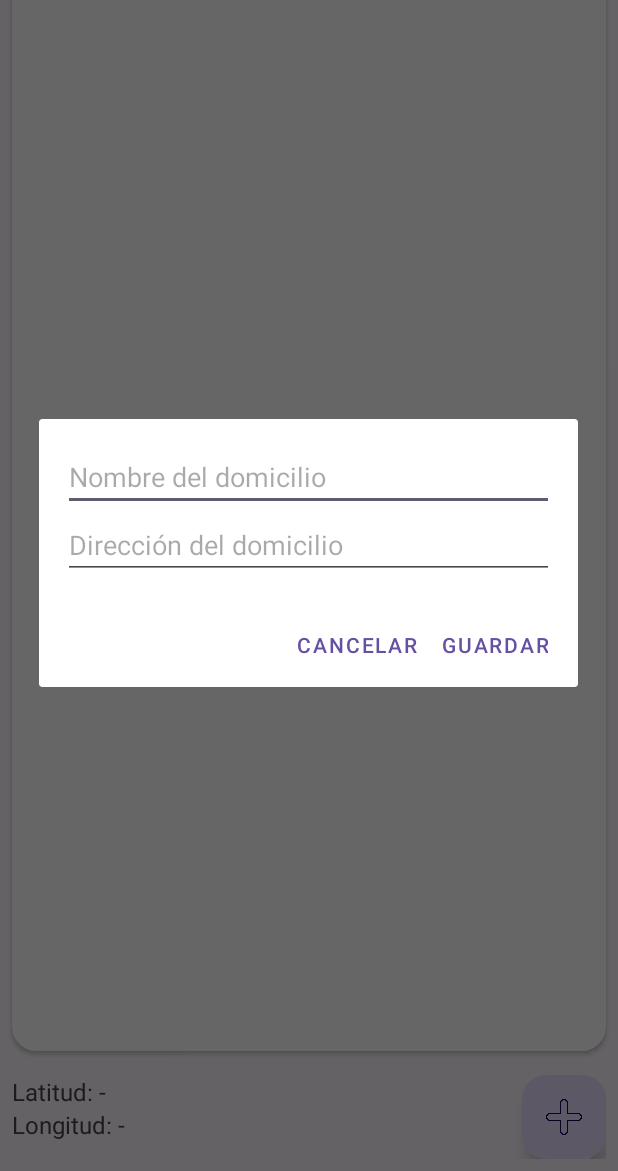
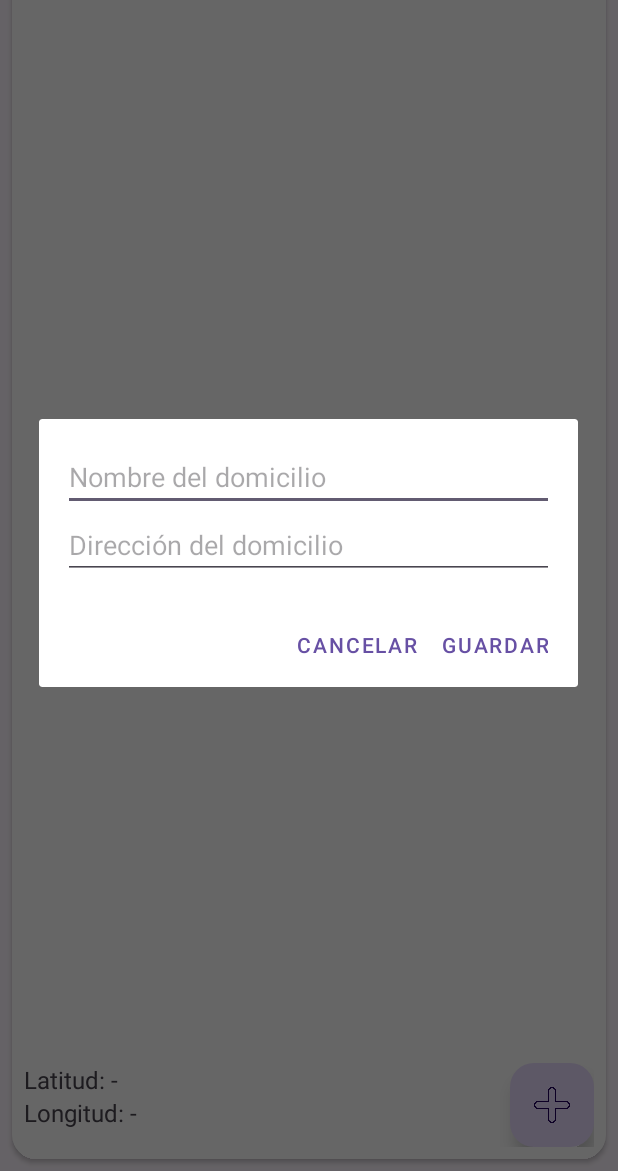
Before and after one commit to ocarinayoy/Mis-Domicilios, an Android app: the screen it shows after launch (MapsActivity), after a tap on "Guardar domicilio", on a phone screen of 412 x 824 dp, the part 65-1236 px from its top. Run offline under Robolectric (Android 15) with nearby library versions, the phone set to English and light mode, and no system bars.

Commit message:
mejoras de interfaz

```diff
--- a/app/src/main/res/layout/activity_maps.xml
+++ b/app/src/main/res/layout/activity_maps.xml
@@ -6,17 +6,15 @@
     android:layout_height="match_parent"
     tools:context=".MapsActivity">
 
-    <!-- Contenido principal -->
-    <LinearLayout
+    <!-- Contenedor principal -->
+    <FrameLayout
+        android:layout_width="match_parent"
+        android:layout_height="match_parent">
+
+        <!-- CardView con esquinas redondeadas para el mapa -->
+        <androidx.cardview.widget.CardView
             android:layout_width="match_parent"
             android:layout_height="match_parent"
-        android:orientation="vertical">
-
-        <!-- CardView con el fragmento del mapa -->
-        <androidx.cardview.widget.CardView
-            android:layout_width="match_parent"
-            android:layout_height="0dp"
-            android:layout_weight="1"
             android:layout_margin="8dp"
             app:cardCornerRadius="16dp">
 
@@ -25,14 +23,15 @@
                 android:name="com.google.android.gms.maps.SupportMapFragment"
                 android:layout_width="match_parent"
                 android:layout_height="match_parent" />
-        </androidx.cardview.widget.CardView>
 
-        <!-- Layout para coordenadas y el botón flotante -->
+            <!-- Componentes superpuestos -->
             <LinearLayout
                 android:layout_width="match_parent"
                 android:layout_height="wrap_content"
                 android:orientation="horizontal"
-            android:padding="8dp">
+                android:padding="8dp"
+                android:layout_gravity="bottom"
+                android:background="@color/transparent"> <!-- Fondo blanco semitransparente -->
 
                 <!-- TextViews para latitud y longitud -->
                 <LinearLayout
@@ -61,11 +60,16 @@
                     android:id="@+id/fabGuardarDomicilio"
                     android:layout_width="wrap_content"
                     android:layout_height="wrap_content"
-                android:layout_gravity="end"
+                    android:contentDescription="Guardar domicilio"
                     android:src="@drawable/add"
-                android:contentDescription="Guardar domicilio" />
+
+                    />
             </LinearLayout>
-    </LinearLayout>
+
+        </androidx.cardview.widget.CardView>
+
+
+    </FrameLayout>
 
     <!-- Menú lateral (Navigation Drawer) -->
     <com.google.android.material.navigation.NavigationView
--- a/app/src/main/res/values/colors.xml
+++ b/app/src/main/res/values/colors.xml
@@ -2,4 +2,6 @@
 <resources>
     <color name="black">#FF000000</color>
     <color name="white">#FFFFFFFF</color>
+    <color name="transparent">#80FFFFFF</color>
+
 </resources>
--- a/app/src/main/res/values/styles.xml
+++ b/app/src/main/res/values/styles.xml
@@ -4,6 +4,9 @@
     <!-- Añade esta línea para mejorar la animación del Drawer -->
     <item name="drawerArrowStyle">@style/DrawerArrowStyle</item>
 </style>
+    <style name="TransparentBackgroundStyle">
+        <item name="android:background">@color/transparent</item>
+    </style>
 
     <style name="DrawerArrowStyle">
         <item name="color">@android:color/white</item> <!-- Cambia el color según tus necesidades -->
```
Also changed, not shown: app/src/main/java/com/tdm/misdomicilios/MainActivity.kt (deleted, +0 -114 lines), app/src/main/res/layout/activity_main.xml (deleted, +0 -27 lines). Lines whose indentation alone changed are shown as unchanged.
